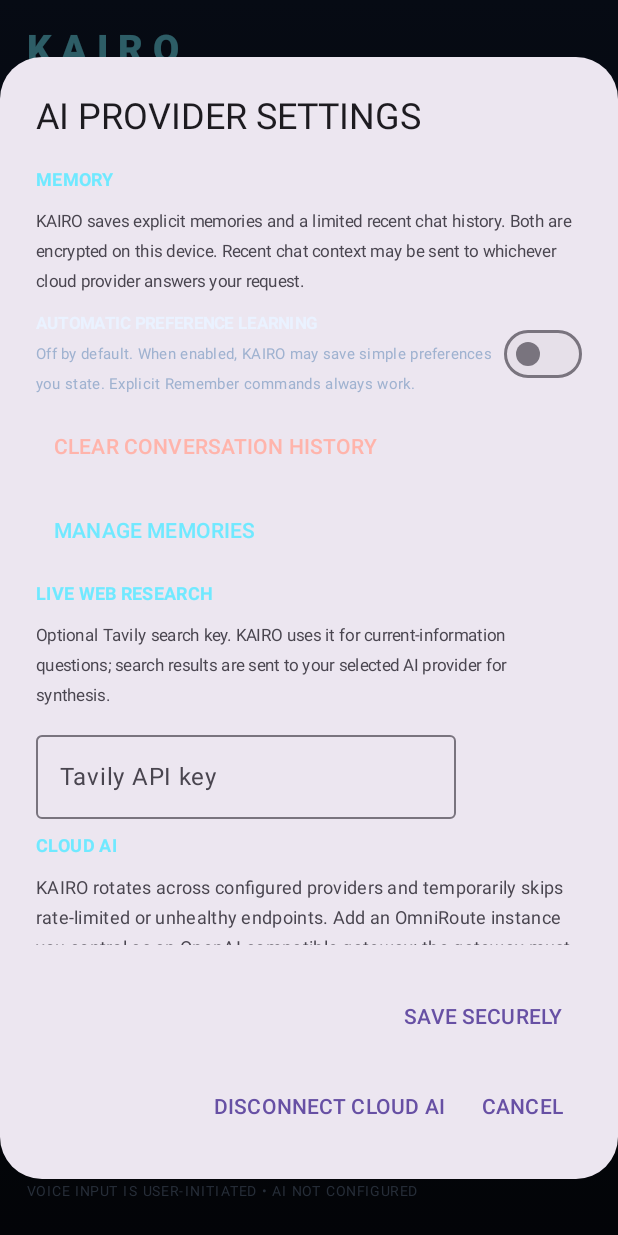
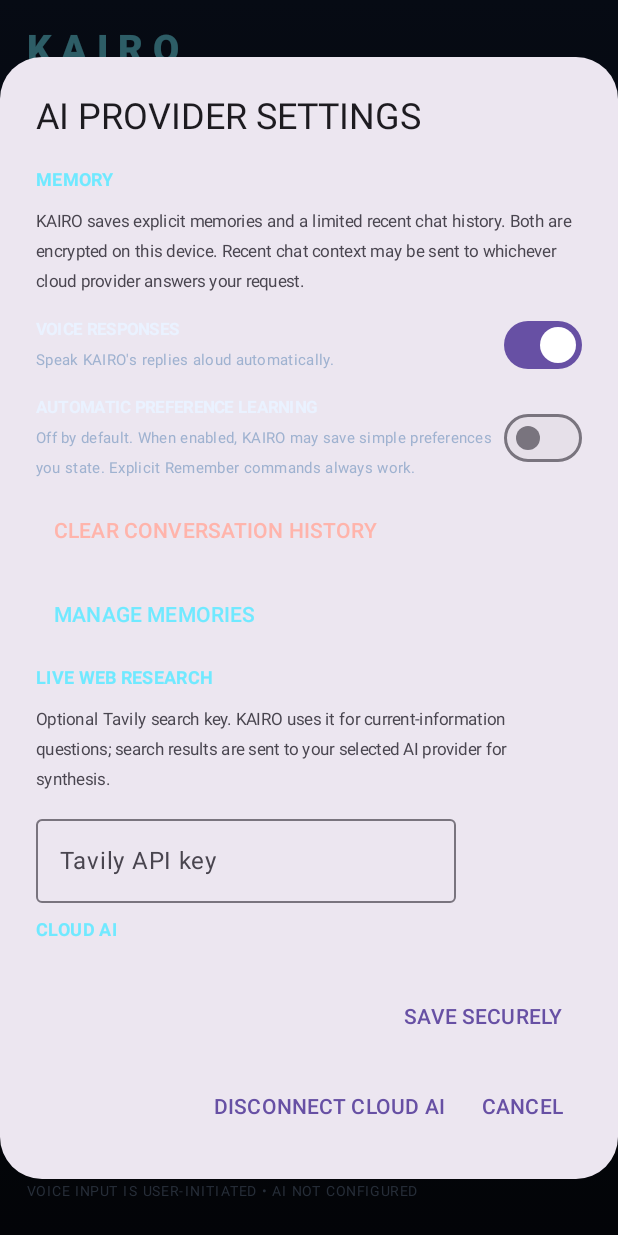
Before and after one commit to premthegoldyboy/KAIRO-AI, an Android app built with Jetpack Compose: the screen it shows after launch (MainActivity), after a tap on "⚙ SETTINGS", on a phone screen of 412 x 824 dp. Run offline under Robolectric (Android 15) with nearby library versions, the phone set to English and light mode, and no system bars; libraries missing offline, so code that uses them is left out: com.google.ai.edge; pictures from the network do not load; 5 statements that could not run were skipped.

Commit message:
Add a user-controlled voice response setting

```diff
--- a/app/src/main/java/com/kairo/ai/MainActivity.kt
+++ b/app/src/main/java/com/kairo/ai/MainActivity.kt
@@ -151,6 +151,12 @@ private fun KairoApp(onSpeak: (String) -> Unit) {
     }
     var autoLearnEnabled by remember {
         mutableStateOf(memoryLearningPrefs.getBoolean("enabled", false))
+    }
+    val voiceOutputPrefs = remember {
+        context.getSharedPreferences("kairo_voice_output", android.content.Context.MODE_PRIVATE)
+    }
+    var voiceResponsesEnabled by remember {
+        mutableStateOf(voiceOutputPrefs.getBoolean("enabled", true))
     }
     var providerUrl by remember { mutableStateOf(providerConfig?.baseUrl ?: "") }
     var providerModel by remember { mutableStateOf(providerConfig?.model ?: "") }
@@ -443,7 +449,7 @@ private fun KairoApp(onSpeak: (String) -> Unit) {
                                     val directToolAnswer = KairoToolExecutor.execute(skillRequest)
                                     if (directToolAnswer != null) {
                                         messages.add(ChatMessage(directToolAnswer, true))
-                                        onSpeak(directToolAnswer)
+                                        if (voiceResponsesEnabled) onSpeak(directToolAnswer)
                                         isThinking = false
                                         return@launch
                                     }
@@ -482,7 +488,7 @@ private fun KairoApp(onSpeak: (String) -> Unit) {
                                     }
                                     if (memoryAnswer != null) {
                                         messages.add(ChatMessage(memoryAnswer, true))
-                                        onSpeak(memoryAnswer)
+                                        if (voiceResponsesEnabled) onSpeak(memoryAnswer)
                                         isThinking = false
                                         return@launch
                                     }
@@ -559,7 +565,7 @@ private fun KairoApp(onSpeak: (String) -> Unit) {
                                         })
                                         isThinking = false
                                     }
-                                    onSpeak(messages[responseSlot].text)
+                                    if (voiceResponsesEnabled) onSpeak(messages[responseSlot].text)
                                     } catch (cancel: CancellationException) {
                                         throw cancel
                                     } catch (error: Exception) {
@@ -634,6 +640,22 @@ private fun KairoApp(onSpeak: (String) -> Unit) {
                 ) {
                     Text("MEMORY", color = Color(0xFF70E9FF), fontWeight = FontWeight.Bold, fontSize = 12.sp)
                     Text("KAIRO saves explicit memories and a limited recent chat history. Both are encrypted on this device. Recent chat context may be sent to whichever cloud provider answers your request.", fontSize = 11.sp)
+                    Row(
+                        modifier = Modifier.fillMaxWidth(),
+                        verticalAlignment = Alignment.CenterVertically
+                    ) {
+                        Column(modifier = Modifier.weight(1f)) {
+                            Text("VOICE RESPONSES", color = Color(0xFFEAF2FF), fontSize = 11.sp, fontWeight = FontWeight.Bold)
+                            Text("Speak KAIRO's replies aloud automatically.", color = Color(0xFF9FB2D0), fontSize = 10.sp)
+                        }
+                        Switch(
+                            checked = voiceResponsesEnabled,
+                            onCheckedChange = { enabled ->
+                                voiceResponsesEnabled = enabled
+                                voiceOutputPrefs.edit().putBoolean("enabled", enabled).apply()
+                            }
+                        )
+                    }
                     Row(
                         modifier = Modifier.fillMaxWidth(),
                         verticalAlignment = Alignment.CenterVertically
@@ -852,7 +874,7 @@ private fun KairoApp(onSpeak: (String) -> Unit) {
                     if (requested != null) {
                         val result = if (KairoActionPolicy.mayExecute(KairoAction.OPEN_INSTALLED_APP, true)) AppLauncher.open(context, requested) else "KAIRO blocked an unapproved action."
                         messages.add(ChatMessage(result, true))
-                        onSpeak(result)
+                        if (voiceResponsesEnabled) onSpeak(result)
                     }
                 }) { Text("OPEN APP") }
             },
```
